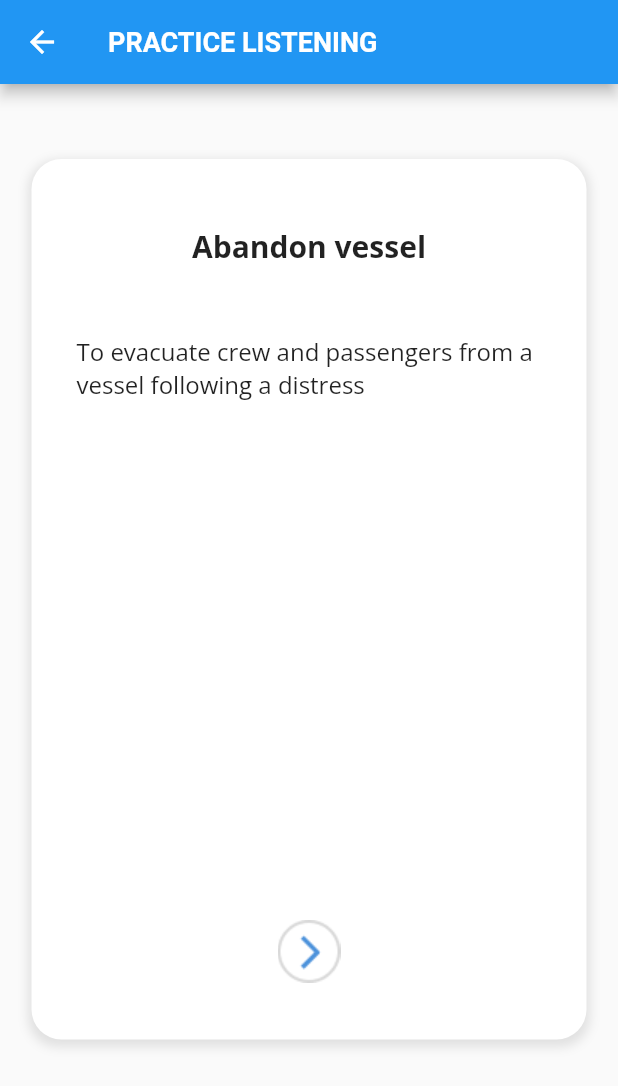
After one commit to eliascalzone/maritimeEnglish-Flutter, a Flutter app: the Practicelisten screen opened directly, on a phone screen of 412 x 824 dp. The commit adds this screen. Shown: the top 1086 px of the screen. Run offline on Flutter 3.47's test engine with Material 2 defaults, Android fonts, the phone set to English and light mode, and no system bars; our stand-ins replace google_fonts.

Commit message:
add ui practice listening page

```diff
--- a/lib/allwordslist.dart
+++ b/lib/allwordslist.dart
@@ -73,12 +73,12 @@ const List<Map<String, dynamic>> allwords = [
   },
   {
     'name': 'Casualty ',
-    'mean': 'Here: case of death in an accident or shipping disaster'
+    'mean': 'Case of death in an accident or shipping disaster'
   },
   {
     'name': 'Check (to)',
     'mean':
-        '1. To make sure that equipment etc. is in proper condition or that everything is correct and safe \n2 To regulate motion of a cable, rope or wire when it is running out too fast'
+        '1. To make sure that equipment etc. is in proper condition or that everything is correct and safe \n2. To regulate motion of a cable, rope or wire when it is running out too fast'
   },
   {
     'name': 'Close-coupled towing',
--- a/lib/glossarypage.dart
+++ b/lib/glossarypage.dart
@@ -1,5 +1,6 @@
 import 'package:flutter/material.dart';
 import 'package:fluttermaritime/phrasesmcp.dart';
+import 'package:fluttermaritime/praticelisten.dart';
 import 'package:fluttermaritime/settingspage.dart';
 
 class Glossarypage extends StatelessWidget {
@@ -26,8 +27,10 @@ class Glossarypage extends StatelessWidget {
           ),
           GestureDetector(
             onTap: () {
-              /* Navigator.push(context,
-                  MaterialPageRoute(builder: (context) => const Settings()));*/
+              Navigator.push(
+                  context,
+                  MaterialPageRoute(
+                      builder: (context) => const Practicelisten()));
             },
             child: Image.asset('images/praticelisten.png'),
           )
--- /dev/null
+++ b/lib/praticelisten.dart
@@ -0,0 +1,73 @@
+import 'package:flutter/material.dart';
+import 'package:fluttermaritime/allwordslist.dart';
+
+class Practicelisten extends StatefulWidget {
+  const Practicelisten({super.key});
+
+  @override
+  State<Practicelisten> createState() => _PracticelistenState();
+}
+
+class _PracticelistenState extends State<Practicelisten> {
+  final List<Map<String, dynamic>> _list = List.from(allwords);
+  int currentIndex = 0;
+
+  @override
+  Widget build(BuildContext context) {
+    return Scaffold(
+        appBar: AppBar(
+          title: const Text('PRACTICE LISTENING'),
+          titleTextStyle:
+              const TextStyle(fontSize: 18, fontWeight: FontWeight.bold),
+        ),
+        body: Padding(
+            padding: const EdgeInsets.only(top: 50),
+            child: Align(
+                alignment: Alignment.topCenter,
+                child: Container(
+                  padding: const EdgeInsets.only(right: 30, left: 30),
+                  width: 370,
+                  height: 587,
+                  decoration: BoxDecoration(
+                      borderRadius: BorderRadius.circular(20),
+                      boxShadow: [
+                        BoxShadow(
+                          color: Colors.black.withOpacity(0.1),
+                          spreadRadius: 2,
+                          blurRadius: 5,
+                          offset: const Offset(0, 3),
+                        )
+                      ],
+                      color: Colors.white),
+                  child: Column(children: [
+                    Expanded(
+                        flex: 1,
+                        child: Center(
+                          child: Text(
+                            _list[currentIndex]['name'],
+                            style: const TextStyle(
+                                fontWeight: FontWeight.bold, fontSize: 20),
+                          ),
+                        )),
+                    Expanded(
+                        flex: 3,
+                        child: Text(
+                          _list[currentIndex]['mean'],
+                          style: const TextStyle(fontSize: 16),
+                        )),
+                    Expanded(
+                        flex: 1,
+                        child: GestureDetector(
+                            onTap: () {
+                              setState(() {
+                                currentIndex++;
+                                if (currentIndex >= _list.length) {
+                                  currentIndex = 0;
+                                }
+                              });
+                            },
+                            child: Image.asset('images/nextbutton.png')))
+                  ]),
+                ))));
+  }
+}
```
Also changed, not shown: images/nextbutton.png (added).
